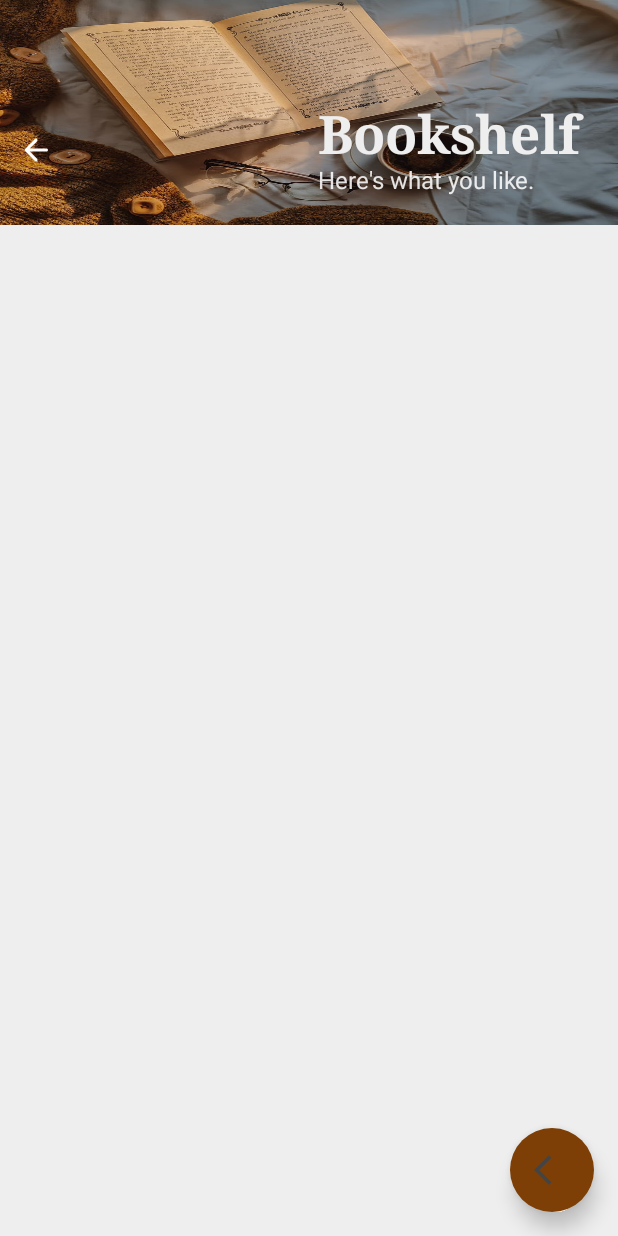
After one commit to mungai-codes/tome_sanctuary, an Android app built with Jetpack Compose: the MyLibraryScreen screen opened through its navigation route, on a phone screen of 412 x 824 dp. The commit adds this screen. Run offline under Robolectric (Android 15) with nearby library versions, the phone set to English and light mode, and no system bars; our stand-ins replace Dagger/Hilt's generated code, accompanist.

Commit message:
mylibrary screen created as weel as the library item card.

```diff
--- a/app/src/main/java/com/mungaicodes/tomesanctuary/presentation/MainActivity.kt
+++ b/app/src/main/java/com/mungaicodes/tomesanctuary/presentation/MainActivity.kt
@@ -15,6 +15,7 @@ import com.google.accompanist.systemuicontroller.rememberSystemUiController
 import com.mungaicodes.tomesanctuary.presentation.authentication.AuthViewModel
 import com.mungaicodes.tomesanctuary.presentation.category.CategoryScreen
 import com.mungaicodes.tomesanctuary.presentation.home.screens.HomeScreen
+import com.mungaicodes.tomesanctuary.presentation.mylibrary.MyLibraryScreen
 import com.mungaicodes.tomesanctuary.presentation.search.SearchScreen
 import com.mungaicodes.tomesanctuary.presentation.ui.theme.StatusBar
 import com.mungaicodes.tomesanctuary.presentation.ui.theme.TomeSanctuaryTheme
@@ -79,8 +80,8 @@ class MainActivity : ComponentActivity() {
                         SearchScreen(navController = navController)
                     }
 
-                    composable("bookmarks") {
-
+                    composable("mylibrary") {
+                        MyLibraryScreen(navController = navController)
                     }
                 }
 
--- a/app/src/main/java/com/mungaicodes/tomesanctuary/presentation/home/components/ToolBar.kt
+++ b/app/src/main/java/com/mungaicodes/tomesanctuary/presentation/home/components/ToolBar.kt
@@ -5,22 +5,26 @@ import androidx.compose.foundation.layout.*
 import androidx.compose.runtime.Composable
 import androidx.compose.ui.Alignment
 import androidx.compose.ui.Modifier
+import androidx.compose.ui.graphics.painter.Painter
 import androidx.compose.ui.layout.ContentScale
 import androidx.compose.ui.res.painterResource
+import androidx.compose.ui.unit.Dp
 import androidx.compose.ui.unit.dp
 import com.mungaicodes.tomesanctuary.R
 
 @Composable
 fun ToolBar(
+    backgroundImage: Painter = painterResource(id = R.drawable.tome_sanctuary),
+    toolBarHeight: Dp = 200.dp,
     content: @Composable () -> Unit
 ) {
     Box(
         modifier = Modifier
             .fillMaxWidth()
-            .height(200.dp)
+            .height(toolBarHeight)
     ) {
         Image(
-            painter = painterResource(R.drawable.tome_sanctuary),
+            painter = backgroundImage,
             contentDescription = "Top Bar Background",
             modifier = Modifier.fillMaxSize(),
             contentScale = ContentScale.FillBounds
--- a/app/src/main/java/com/mungaicodes/tomesanctuary/presentation/home/screens/HomeScreen.kt
+++ b/app/src/main/java/com/mungaicodes/tomesanctuary/presentation/home/screens/HomeScreen.kt
@@ -53,11 +53,10 @@ fun HomeScreen(
         floatingActionButton = {
             FabButton(
                 bookMarkClicked = {
-
+                    navController.navigate("mylibrary")
                 },
                 homeClicked = {
-                    navController.navigate("home")
-                    navController.popBackStack()
+
                 },
                 searchClicked = {
                     navController.navigate("search")
--- /dev/null
+++ b/app/src/main/java/com/mungaicodes/tomesanctuary/presentation/mylibrary/MyLibraryScreen.kt
@@ -0,0 +1,114 @@
+package com.mungaicodes.tomesanctuary.presentation.mylibrary
+
+import androidx.compose.foundation.layout.*
+import androidx.compose.material.*
+import androidx.compose.material.icons.Icons
+import androidx.compose.material.icons.rounded.ArrowBack
+import androidx.compose.runtime.Composable
+import androidx.compose.ui.Modifier
+import androidx.compose.ui.res.painterResource
+import androidx.compose.ui.text.font.FontFamily
+import androidx.compose.ui.text.font.FontWeight
+import androidx.compose.ui.text.style.TextAlign
+import androidx.compose.ui.tooling.preview.Preview
+import androidx.compose.ui.unit.dp
+import androidx.compose.ui.unit.sp
+import androidx.navigation.NavController
+import androidx.navigation.compose.rememberNavController
+import com.mungaicodes.tomesanctuary.R
+import com.mungaicodes.tomesanctuary.presentation.home.components.FabButton
+import com.mungaicodes.tomesanctuary.presentation.home.components.ToolBar
+import com.mungaicodes.tomesanctuary.presentation.ui.theme.LampLight
+import com.mungaicodes.tomesanctuary.presentation.ui.theme.TextWhite
+import com.mungaicodes.tomesanctuary.presentation.ui.theme.TomeSanctuaryTheme
+
+@Composable
+fun MyLibraryScreen(
+    navController: NavController
+) {
+
+    val scaffoldState = rememberScaffoldState()
+
+    Scaffold(
+        scaffoldState = scaffoldState,
+        topBar = {
+            ToolBar(
+                backgroundImage = painterResource(id = R.drawable.my_library),
+                toolBarHeight = 150.dp
+            ) {
+                IconButton(onClick = {
+                    navController.popBackStack()
+                }) {
+                    Icon(
+                        imageVector = Icons.Rounded.ArrowBack,
+                        contentDescription = "Back",
+                        tint = LampLight
+                    )
+                }
+                Column(
+                    verticalArrangement = Arrangement.Center,
+                    modifier = Modifier
+                        .width(200.dp)
+                        .padding(end = 15.dp)
+                ) {
+                    Text(
+                        text = "Bookshelf",
+                        color = TextWhite,
+                        fontSize = 35.sp,
+                        fontFamily = FontFamily.Serif,
+                        fontWeight = FontWeight.Bold,
+                        textAlign = TextAlign.Start
+                    )
+                    Text(
+                        text = "Here's what you like.",
+                        textAlign = TextAlign.Start
+                    )
+                }
+            }
+        },
+        floatingActionButton = {
+            FabButton(
+                bookMarkClicked = {
+                },
+                homeClicked = {
+                    navController.navigate("home") {
+                        popUpTo(navController.graph.id) {
+                            inclusive = true
+                        }
+                    }
+                },
+                searchClicked = {
+                    navController.navigate("search")
+                }
+            )
+        }
+    ) { innerPadding ->
+
+        Surface(
+            modifier = Modifier
+                .padding(
+                    top = innerPadding.calculateTopPadding(),
+                    bottom = innerPadding.calculateBottomPadding()
+                )
+                .fillMaxSize(),
+            color = TextWhite
+        ) {
+            Column(
+                modifier = Modifier
+            ) {
+
+            }
+        }
+
+    }
+
+}
+
+@Preview
+@Composable
+fun MyLibraryScreenPreview() {
+    TomeSanctuaryTheme {
+        val nav = rememberNavController()
+        MyLibraryScreen(navController = nav)
+    }
+}
```
Also changed, not shown: app/src/main/java/com/mungaicodes/tomesanctuary/presentation/category/CategoryResultsScreen.kt (+18 -0 lines), app/src/main/java/com/mungaicodes/tomesanctuary/presentation/mylibrary/MyLibraryViewModel.kt (added, +7 -0 lines), app/src/main/java/com/mungaicodes/tomesanctuary/presentation/mylibrary/components/LibraryItemCard.kt (added, +100 -0 lines), app/src/main/java/com/mungaicodes/tomesanctuary/presentation/search/SearchScreen.kt (+76 -0 lines), app/src/main/java/com/mungaicodes/tomesanctuary/presentation/search/util/Filter.kt (+9 -9 lines), app/src/main/res/drawable/my_library.jpg (added).
